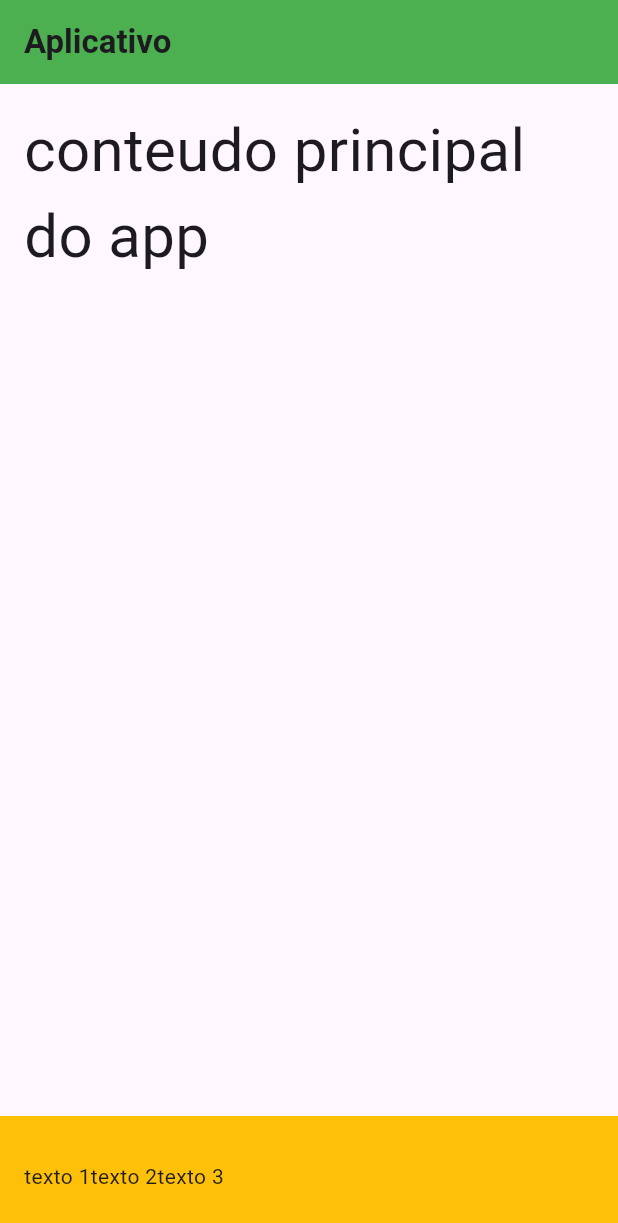
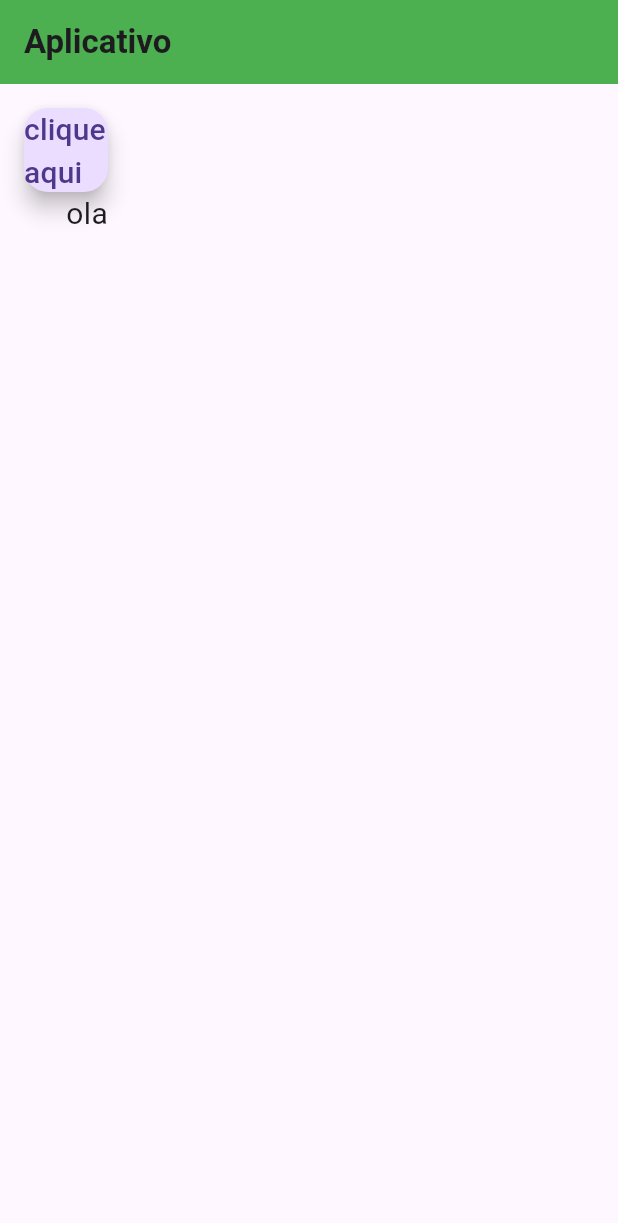
Before and after one commit to MauricioSts/APP_frase-do-dia, a Flutter app: the screen it shows after launch, on a phone screen of 412 x 824 dp. Shown: the top 1223 px of the screen. Run offline on Flutter 3.47's test engine with Material 3 defaults, Android fonts, the phone set to English and light mode, and no system bars.

```diff
--- a/frase_do_dia/lib/main.dart
+++ b/frase_do_dia/lib/main.dart
@@ -1,10 +1,21 @@
 import 'package:flutter/material.dart';
 
 void main() {
-  runApp(
-    MaterialApp(
-      debugShowCheckedModeBanner: false,
-      home: Scaffold(
+  runApp(MaterialApp(debugShowCheckedModeBanner: false, home: HomeState()));
+}
+
+class HomeState extends StatefulWidget {
+  const HomeState({super.key});
+
+  @override
+  State<HomeState> createState() => _MyWidgetState();
+}
+
+class _MyWidgetState extends State<HomeState> {
+  var _texto = "ola";
+  @override
+  Widget build(BuildContext context) {
+    return Scaffold(
       appBar: AppBar(
         backgroundColor: Colors.green,
         title: Text(
@@ -12,25 +23,23 @@ void main() {
           style: TextStyle(fontWeight: FontWeight.bold),
         ),
       ),
-        body: Padding(
+      body: Container(
         padding: EdgeInsets.all(16),
-          child: Text(
-            "conteudo principal do app",
-            style: TextStyle(fontSize: 40),
+        child: Column(
+          crossAxisAlignment: CrossAxisAlignment.end,
+          children: <Widget>[
+            FloatingActionButton(
+              onPressed: () {
+                setState(() {
+                  _texto = "mau";
+                });
+              },
+              child: Text("clique aqui", style: TextStyle(fontSize: 20)),
             ),
-        ),
-        bottomNavigationBar: BottomAppBar(
-          padding: EdgeInsets.all(16),
-          color: Colors.amber,
-          child: Row(
-            children: <Widget>[
-              Text("texto 1"),
-              Text("texto 2"),
-              Text("texto 3"),
+            Text(_texto, style: TextStyle(fontSize: 20)),
           ],
-          ),
-        ),
         ),
       ),
     );
   }
+}
```
Lines whose indentation alone changed are shown as unchanged.
